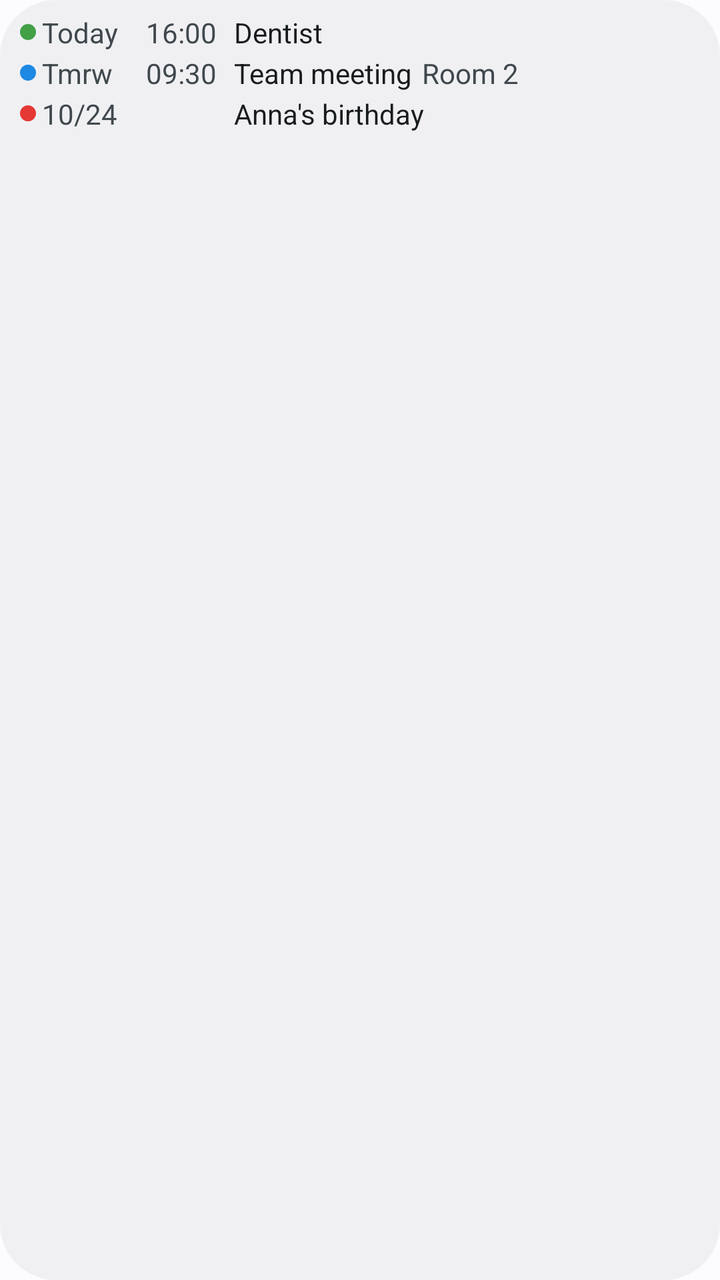
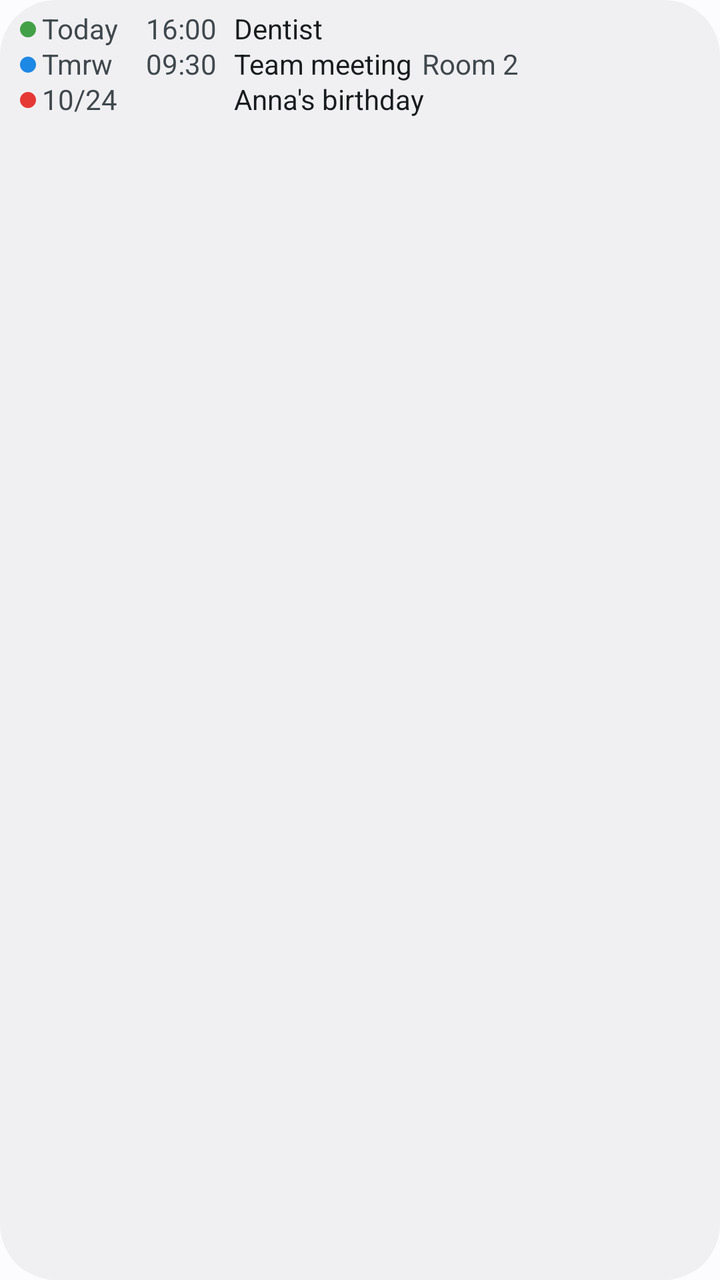

Compare the two renders of this Android layout. The source of the first and the diff that turns it into the second are given below.
<!-- AndroidManifest.xml: application theme AppTheme -->
<!-- res/layout/widget_preview.xml -->
<?xml version="1.0" encoding="utf-8"?>
<LinearLayout xmlns:android="http://schemas.android.com/apk/res/android"
    android:id="@android:id/background"
    android:layout_width="match_parent"
    android:layout_height="match_parent"
    android:background="@drawable/widget_bg"
    android:orientation="vertical"
    android:paddingHorizontal="10dp"
    android:paddingVertical="6dp">

    <LinearLayout
        android:layout_width="match_parent"
        android:layout_height="wrap_content"
        android:gravity="center_vertical"
        android:orientation="horizontal"
        android:paddingVertical="0.5dp">

        <ImageView
            android:layout_width="8dp"
            android:layout_height="8dp"
            android:layout_marginEnd="3dp"
            android:importantForAccessibility="no"
            android:src="@drawable/dot"
            android:tint="#43A047" />

        <TextView
            android:layout_width="52dp"
            android:layout_height="wrap_content"
            android:maxLines="1"
            android:text="@string/preview_day_1"
            android:textColor="@color/w_text2"
            android:textSize="14sp" />
        <TextView
            android:layout_width="44dp"
            android:layout_height="wrap_content"
            android:maxLines="1"
            android:text="@string/preview_time_1"
            android:textColor="@color/w_text2"
            android:textSize="14sp" />
        <TextView
            android:layout_width="wrap_content"
            android:layout_height="wrap_content"
            android:maxLines="1"
            android:text="@string/preview_title_1"
            android:textColor="@color/w_text"
            android:textSize="14sp" />
    </LinearLayout>

    <LinearLayout
        android:layout_width="match_parent"
        android:layout_height="wrap_content"
        android:gravity="center_vertical"
        android:orientation="horizontal"
        android:paddingVertical="0.5dp">

        <ImageView
            android:layout_width="8dp"
            android:layout_height="8dp"
            android:layout_marginEnd="3dp"
            android:importantForAccessibility="no"
            android:src="@drawable/dot"
            android:tint="#1E88E5" />

        <TextView
            android:layout_width="52dp"
            android:layout_height="wrap_content"
            android:maxLines="1"
            android:text="@string/preview_day_2"
            android:textColor="@color/w_text2"
            android:textSize="14sp" />
        <TextView
            android:layout_width="44dp"
            android:layout_height="wrap_content"
            android:maxLines="1"
            android:text="@string/preview_time_2"
            android:textColor="@color/w_text2"
            android:textSize="14sp" />
        <TextView
            android:layout_width="wrap_content"
            android:layout_height="wrap_content"
            android:maxLines="1"
            android:text="@string/preview_title_2"
            android:textColor="@color/w_text"
            android:textSize="14sp" />
        <TextView
            android:layout_width="0dp"
            android:layout_height="wrap_content"
            android:layout_marginStart="5dp"
            android:layout_weight="1"
            android:maxLines="1"
            android:text="@string/preview_location_2"
            android:textColor="@color/w_text2"
            android:textSize="14sp" />
    </LinearLayout>

    <LinearLayout
        android:layout_width="match_parent"
        android:layout_height="wrap_content"
        android:gravity="center_vertical"
        android:orientation="horizontal"
        android:paddingVertical="0.5dp">

        <ImageView
            android:layout_width="8dp"
            android:layout_height="8dp"
            android:layout_marginEnd="3dp"
            android:importantForAccessibility="no"
            android:src="@drawable/dot"
            android:tint="#E53935" />

        <TextView
            android:layout_width="52dp"
            android:layout_height="wrap_content"
            android:maxLines="1"
            android:text="@string/preview_day_3"
            android:textColor="@color/w_text2"
            android:textSize="14sp" />
        <TextView
            android:layout_width="44dp"
            android:layout_height="wrap_content"
            android:maxLines="1"
            android:textColor="@color/w_text2"
            android:textSize="14sp" />
        <TextView
            android:layout_width="wrap_content"
            android:layout_height="wrap_content"
            android:maxLines="1"
            android:text="@string/preview_title_3"
            android:textColor="@color/w_text"
            android:textSize="14sp" />
    </LinearLayout>
</LinearLayout>
<!-- resources referenced by this layout -->
<resources>
  <color name="w_text">@android:color/system_neutral1_900</color>
  <color name="w_text2">@android:color/system_neutral2_700</color>
  <!-- drawable dot (drawable) -->
  <?xml version="1.0" encoding="utf-8"?>
  <shape xmlns:android="http://schemas.android.com/apk/res/android"
      android:shape="oval">
      <solid android:color="#FFFFFFFF" />
      <size
          android:width="8dp"
          android:height="8dp" />
  </shape>
  <!-- drawable widget_bg (drawable) -->
  <?xml version="1.0" encoding="utf-8"?>
  <shape xmlns:android="http://schemas.android.com/apk/res/android"
      android:shape="rectangle">
      <solid android:color="@color/w_bg" />
      <corners android:radius="@android:dimen/system_app_widget_background_radius" />
  </shape>
  <string name="preview_day_1">Today</string>
  <string name="preview_day_2">Tmrw</string>
  <string name="preview_day_3">10/24</string>
  <string name="preview_location_2">Room 2</string>
  <string name="preview_time_1" translatable="false">16:00</string>
  <string name="preview_time_2" translatable="false">09:30</string>
  <string name="preview_title_1">Dentist</string>
  <string name="preview_title_2">Team meeting</string>
  <string name="preview_title_3">Anna\'s birthday</string>
  <style name="AppTheme" parent="Base.AppTheme">
          <item name="android:windowLightStatusBar">true</item>
          <item name="android:windowLightNavigationBar">true</item>
      </style>
  <color name="w_bg">@android:color/system_neutral1_50</color>
  <style name="Base.AppTheme" parent="@android:style/Theme.DeviceDefault.DayNight">
          <item name="android:windowBackground">@color/md_surface</item>
          <item name="android:navigationBarColor">@color/md_surface</item>
          
          <item name="android:enforceNavigationBarContrast">false</item>
          
          <item name="android:windowActionBar">false</item>
          <item name="android:windowNoTitle">true</item>
          
          <item name="android:textColor">@color/md_on_surface</item>
          <item name="android:textColorPrimary">@color/md_on_surface</item>
          <item name="android:textColorSecondary">@color/md_on_surface_variant</item>
      </style>
  <color name="md_surface">@android:color/system_neutral1_10</color>
  <color name="md_on_surface">@android:color/system_neutral1_900</color>
  <color name="md_on_surface_variant">@android:color/system_neutral2_700</color>
</resources>

<!-- the commit's change to res/layout/widget_preview.xml (unified diff, before → after) -->
@@ -24,6 +24,8 @@
             android:tint="#43A047" />
 
         <TextView
+            android:fallbackLineSpacing="false"
+            android:includeFontPadding="false"
             android:layout_width="52dp"
             android:layout_height="wrap_content"
             android:maxLines="1"
@@ -31,6 +33,8 @@
             android:textColor="@color/w_text2"
             android:textSize="14sp" />
         <TextView
+            android:fallbackLineSpacing="false"
+            android:includeFontPadding="false"
             android:layout_width="44dp"
             android:layout_height="wrap_content"
             android:maxLines="1"
@@ -38,6 +42,8 @@
             android:textColor="@color/w_text2"
             android:textSize="14sp" />
         <TextView
+            android:fallbackLineSpacing="false"
+            android:includeFontPadding="false"
             android:layout_width="wrap_content"
             android:layout_height="wrap_content"
             android:maxLines="1"
@@ -62,6 +68,8 @@
             android:tint="#1E88E5" />
 
         <TextView
+            android:fallbackLineSpacing="false"
+            android:includeFontPadding="false"
             android:layout_width="52dp"
             android:layout_height="wrap_content"
             android:maxLines="1"
@@ -69,6 +77,8 @@
             android:textColor="@color/w_text2"
             android:textSize="14sp" />
         <TextView
+            android:fallbackLineSpacing="false"
+            android:includeFontPadding="false"
             android:layout_width="44dp"
             android:layout_height="wrap_content"
             android:maxLines="1"
@@ -76,6 +86,8 @@
             android:textColor="@color/w_text2"
             android:textSize="14sp" />
         <TextView
+            android:fallbackLineSpacing="false"
+            android:includeFontPadding="false"
             android:layout_width="wrap_content"
             android:layout_height="wrap_content"
             android:maxLines="1"
@@ -83,6 +95,8 @@
             android:textColor="@color/w_text"
             android:textSize="14sp" />
         <TextView
+            android:fallbackLineSpacing="false"
+            android:includeFontPadding="false"
             android:layout_width="0dp"
             android:layout_height="wrap_content"
             android:layout_marginStart="5dp"
@@ -109,6 +123,8 @@
             android:tint="#E53935" />
 
         <TextView
+            android:fallbackLineSpacing="false"
+            android:includeFontPadding="false"
             android:layout_width="52dp"
             android:layout_height="wrap_content"
             android:maxLines="1"
@@ -116,12 +132,16 @@
             android:textColor="@color/w_text2"
             android:textSize="14sp" />
         <TextView
+            android:fallbackLineSpacing="false"
+            android:includeFontPadding="false"
             android:layout_width="44dp"
             android:layout_height="wrap_content"
             android:maxLines="1"
             android:textColor="@color/w_text2"
             android:textSize="14sp" />
         <TextView
+            android:fallbackLineSpacing="false"
+            android:includeFontPadding="false"
             android:layout_width="wrap_content"
             android:layout_height="wrap_content"
             android:maxLines="1"
